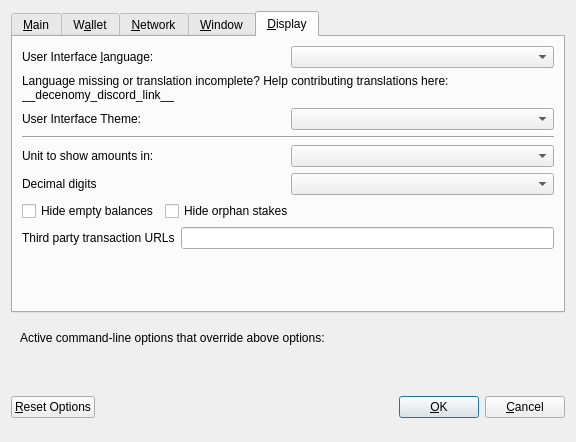
Above: src/qt/forms/optionsdialog.ui from decenomy/DSW before the change. Below: the same form after it.
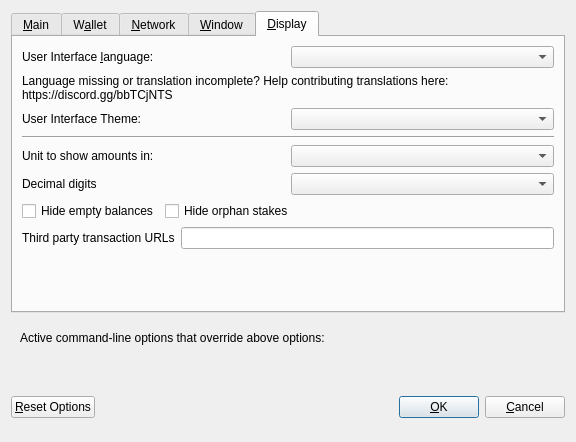
That is the form after the change. The open tabs and pages were chosen to show the change. Custom widgets are drawn as their Qt base class.

Commit message: Replace discord link placeholder by an invite link to discord OneWorld server

```diff
--- a/src/qt/forms/optionsdialog.ui
+++ b/src/qt/forms/optionsdialog.ui
@@ -533,7 +533,7 @@
          </property>
          <property name="text">
           <string>Language missing or translation incomplete? Help contributing translations here:
-__decenomy_discord_link__</string>
+https://discord.gg/bbTCjNTS</string>
          </property>
          <property name="wordWrap">
           <bool>true</bool>
```
The commit also changes 18 other files.
